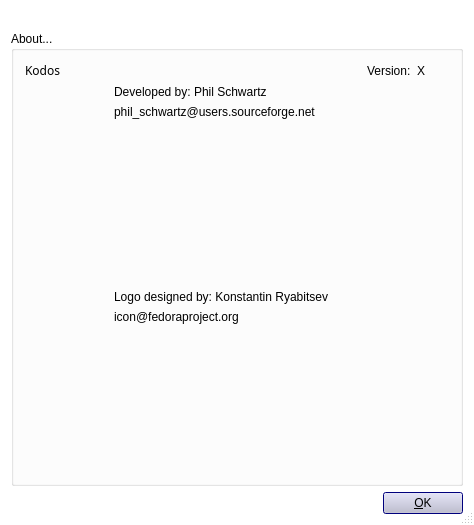
Before: the Qt Designer form kodos/aboutBA.ui in luksan/kodos, drawn with Qt 5.
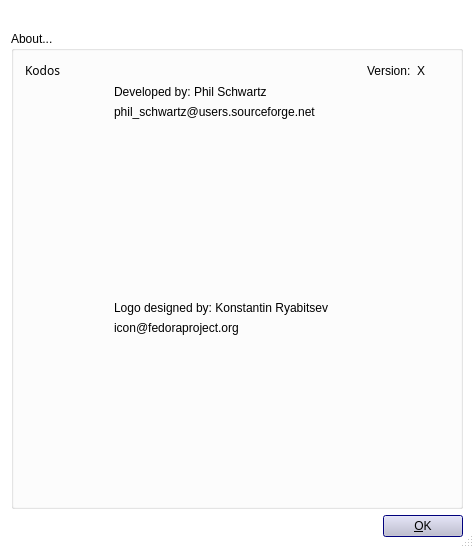
After: the same form once the commit is applied. Icons and pictures are not drawn.

Patch:
```diff
--- a/kodos/aboutBA.ui
+++ b/kodos/aboutBA.ui
@@ -7,7 +7,7 @@
     <x>0</x>
     <y>0</y>
     <width>474</width>
-    <height>525</height>
+    <height>548</height>
    </rect>
   </property>
   <property name="palette">
@@ -157,6 +157,15 @@
        </color>
       </brush>
      </colorrole>
+     <colorrole role="PlaceholderText">
+      <brush brushstyle="NoBrush">
+       <color alpha="128">
+        <red>0</red>
+        <green>0</green>
+        <blue>0</blue>
+       </color>
+      </brush>
+     </colorrole>
     </active>
     <inactive>
      <colorrole role="WindowText">
@@ -303,6 +312,15 @@
        </color>
       </brush>
      </colorrole>
+     <colorrole role="PlaceholderText">
+      <brush brushstyle="NoBrush">
+       <color alpha="128">
+        <red>0</red>
+        <green>0</green>
+        <blue>0</blue>
+       </color>
+      </brush>
+     </colorrole>
     </inactive>
     <disabled>
      <colorrole role="WindowText">
@@ -449,6 +467,15 @@
        </color>
       </brush>
      </colorrole>
+     <colorrole role="PlaceholderText">
+      <brush brushstyle="NoBrush">
+       <color alpha="128">
+        <red>0</red>
+        <green>0</green>
+        <blue>0</blue>
+       </color>
+      </brush>
+     </colorrole>
     </disabled>
    </palette>
   </property>
```
Left out of the diff: 22 changed lines with no effect on the pictures.
